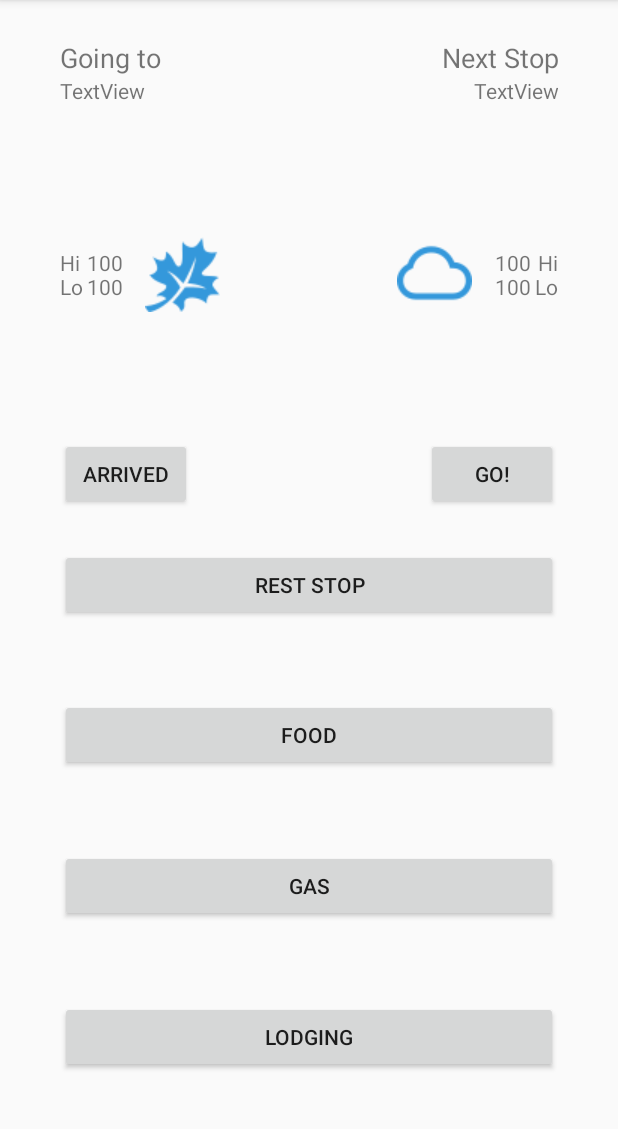
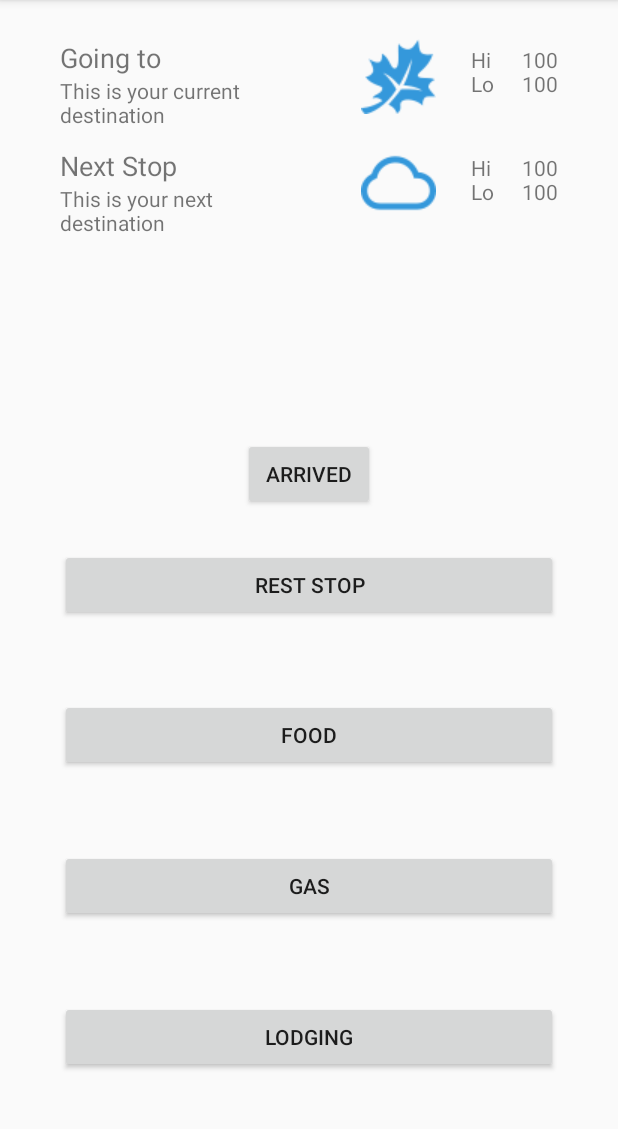
Before and after one commit to eanndale/HiddenGems, an Android app: the DriveActivity screen opened directly, with no data from a screen before it, on a phone screen of 412 x 824 dp, the part 84-1213 px from its top. Run offline under Robolectric (Android 15) with nearby library versions, the phone set to English and light mode, and no system bars; Roboto replaces fonts that are not available here.

Commit message:
Dynamic works!

```diff
--- a/app/src/main/res/layout/activity_drive.xml
+++ b/app/src/main/res/layout/activity_drive.xml
@@ -42,38 +42,42 @@
                     android:layout_alignParentStart="true"
                     android:layout_below="@+id/current_header"
                     android:maxLines="2"
-                    android:text="TextView" />
+                    android:text="This is your current destination" />
 
                 <ImageView
                     android:id="@+id/current_weather"
                     android:layout_width="wrap_content"
                     android:layout_height="wrap_content"
-                    android:layout_centerVertical="true"
-                    android:layout_marginEnd="4dp"
-                    android:layout_toStartOf="@+id/weather_label"
+                    android:layout_alignParentTop="true"
+                    android:layout_marginEnd="23dp"
+                    android:layout_toStartOf="@+id/current_hilo"
                     app:srcCompat="@drawable/autumn" />
 
                 <Button
-                    android:id="@+id/current_routing"
+                    android:id="@+id/goArrived"
                     android:layout_width="wrap_content"
                     android:layout_height="wrap_content"
                     android:layout_alignParentBottom="true"
+                    android:layout_centerHorizontal="true"
                     android:text="Arrived" />
 
                 <TextView
                     android:id="@+id/current_hilo"
                     android:layout_width="18dp"
                     android:layout_height="wrap_content"
-                    android:layout_alignParentStart="true"
-                    android:layout_centerVertical="true"
+                    android:layout_alignBaseline="@+id/current_header"
+                    android:layout_alignBottom="@+id/current_header"
+                    android:layout_marginEnd="16dp"
+                    android:layout_toStartOf="@+id/current_low"
                     android:text="Hi Lo" />
 
                 <TextView
                     android:id="@+id/current_high"
                     android:layout_width="wrap_content"
                     android:layout_height="wrap_content"
-                    android:layout_alignTop="@+id/current_hilo"
-                    android:layout_toEndOf="@+id/current_hilo"
+                    android:layout_alignBaseline="@+id/current_hilo"
+                    android:layout_alignBottom="@+id/current_hilo"
+                    android:layout_alignParentEnd="true"
                     android:text="100" />
 
                 <TextView
@@ -81,65 +85,45 @@
                     android:layout_width="wrap_content"
                     android:layout_height="wrap_content"
                     android:layout_alignBottom="@+id/current_hilo"
-                    android:layout_toEndOf="@+id/current_hilo"
+                    android:layout_alignParentEnd="true"
                     android:text="100" />
 
                 <TextView
                     android:id="@+id/next_header"
                     android:layout_width="130dp"
                     android:layout_height="wrap_content"
-                    android:layout_alignParentEnd="true"
-                    android:layout_alignParentTop="true"
+                    android:layout_alignParentStart="true"
+                    android:layout_below="@+id/current_dest"
+                    android:layout_marginTop="12dp"
                     android:text="Next Stop"
-                    android:textAlignment="textEnd"
                     android:textSize="18sp" />
 
                 <TextView
                     android:id="@+id/next_dest"
                     android:layout_width="0dp"
                     android:layout_height="wrap_content"
-                    android:layout_alignParentEnd="true"
+                    android:layout_alignEnd="@+id/next_header"
                     android:layout_alignStart="@+id/next_header"
                     android:layout_below="@+id/next_header"
                     android:maxLines="2"
-                    android:text="TextView"
-                    android:textAlignment="textEnd" />
-
-                <Button
-                    android:id="@+id/next_routing"
-                    android:layout_width="wrap_content"
-                    android:layout_height="wrap_content"
-                    android:layout_alignBaseline="@+id/current_routing"
-                    android:layout_alignBottom="@+id/current_routing"
-                    android:layout_alignParentEnd="true"
-                    android:text="Go!" />
+                    android:text="This is your next destination" />
 
                 <ImageView
                     android:id="@+id/next_weather"
                     android:layout_width="wrap_content"
                     android:layout_height="wrap_content"
-                    android:layout_alignTop="@+id/current_weather"
-                    android:layout_marginStart="4dp"
-                    android:layout_toEndOf="@+id/weather_label"
+                    android:layout_alignStart="@+id/current_weather"
+                    android:layout_alignTop="@+id/next_header"
                     app:srcCompat="@drawable/clouds" />
-
-                <TextView
-                    android:id="@+id/weather_label"
-                    android:layout_width="110dp"
-                    android:layout_height="wrap_content"
-                    android:layout_alignBaseline="@+id/next_high"
-                    android:layout_alignBottom="@+id/next_high"
-                    android:layout_centerHorizontal="true"
-                    android:textAlignment="center" />
 
                 <TextView
                     android:id="@+id/next_hilo"
                     android:layout_width="18dp"
                     android:layout_height="wrap_content"
-                    android:layout_alignParentEnd="true"
-                    android:layout_centerVertical="true"
-                    android:text="Hi Lo"
-                    android:textAlignment="textEnd" />
+                    android:layout_alignBaseline="@+id/next_header"
+                    android:layout_alignBottom="@+id/next_header"
+                    android:layout_alignStart="@+id/current_hilo"
+                    android:text="Hi Lo" />
 
                 <TextView
                     android:id="@+id/next_high"
@@ -147,19 +131,16 @@
                     android:layout_height="wrap_content"
                     android:layout_alignBaseline="@+id/next_hilo"
                     android:layout_alignBottom="@+id/next_hilo"
-                    android:layout_toStartOf="@+id/next_hilo"
-                    android:text="100"
-                    android:textAlignment="textEnd" />
+                    android:layout_alignEnd="@+id/current_low"
+                    android:text="100" />
 
                 <TextView
                     android:id="@+id/next_low"
                     android:layout_width="wrap_content"
                     android:layout_height="wrap_content"
-                    android:layout_alignBaseline="@+id/current_low"
-                    android:layout_alignBottom="@+id/current_low"
-                    android:layout_alignStart="@+id/next_high"
-                    android:text="100"
-                    android:textAlignment="textEnd" />
+                    android:layout_alignBottom="@+id/next_hilo"
+                    android:layout_alignParentEnd="true"
+                    android:text="100" />
 
             </RelativeLayout>
 
```
Also changed, not shown: app/src/main/java/com/example/libby/hiddengems/DriveActivity.java (+74 -35 lines), app/src/main/java/com/example/libby/hiddengems/MainActivity.java (+14 -4 lines), app/src/main/java/com/example/libby/hiddengems/Utils.java (+86 -14 lines).
